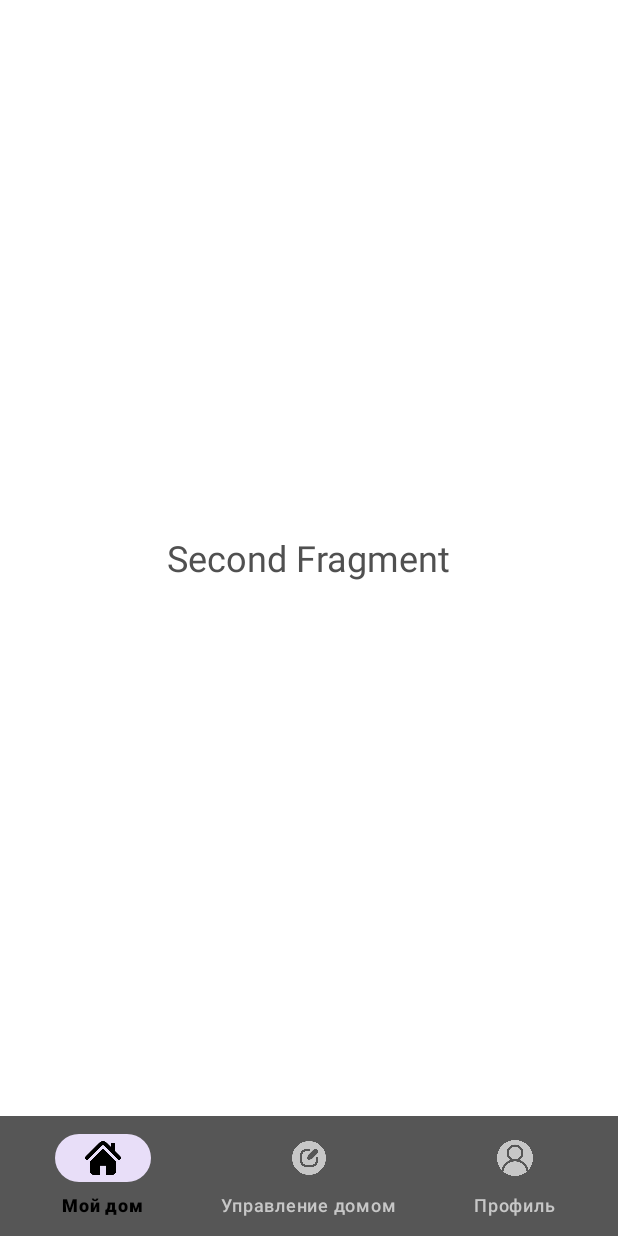
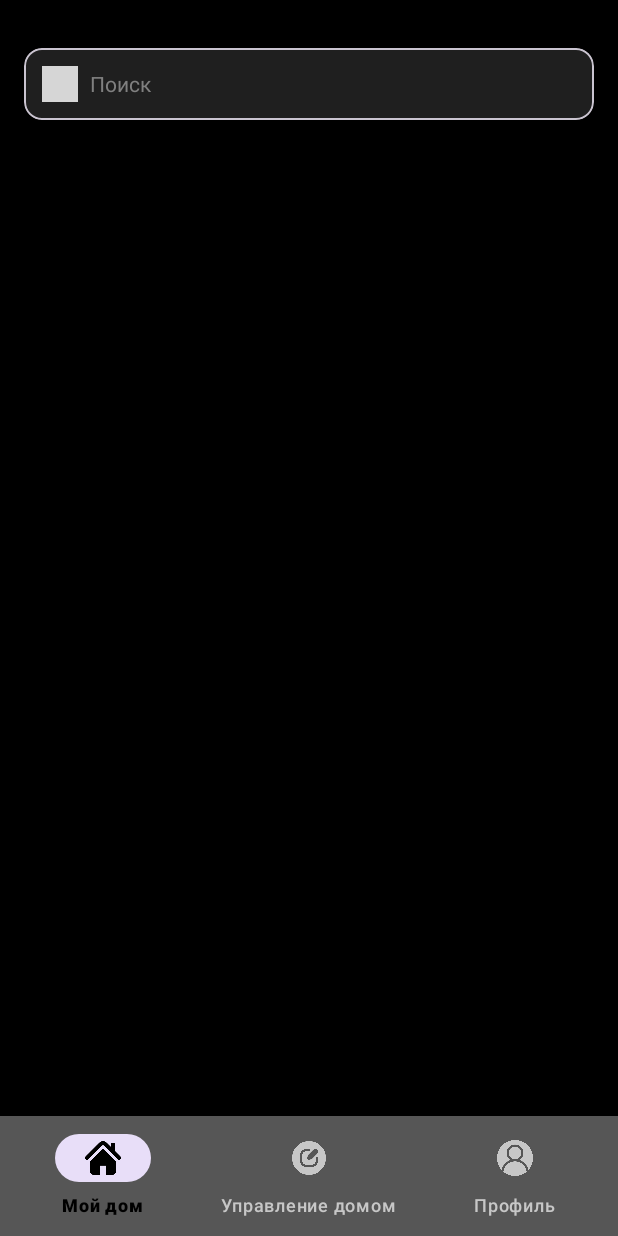
Before and after one commit to ryzhenkahvh/MTSHackaton, an Android app: the fragment ManagementFragment placed in its activity, on a phone screen of 412 x 824 dp. Run offline under Robolectric (Android 15) with nearby library versions, the phone set to English and light mode, and no system bars; 1 statement that could not run was skipped; grey boxes are pictures that could not be loaded.

Commit message:
New interface #2

```diff
--- a/app/src/main/res/layout/fragment_home.xml
+++ b/app/src/main/res/layout/fragment_home.xml
@@ -37,7 +37,7 @@
                 android:layout_height="wrap_content"
                 android:layout_marginStart="16dp"
                 app:cardCornerRadius="16dp"
-                app:cardBackgroundColor="#6200EE">
+                app:cardBackgroundColor="@color/navBackground">
 
                 <TextView
                     android:layout_width="wrap_content"
@@ -111,7 +111,7 @@
                         android:layout_marginEnd="8dp"
                         android:text="Кнопка 1"
                         android:textColor="@color/colorWhite"
-                        app:backgroundTint="#6200EE"/>
+                        app:backgroundTint="@color/navBackground"/>
 
                     <com.google.android.material.button.MaterialButton
                         android:layout_width="0dp"
@@ -120,7 +120,7 @@
                         android:layout_marginStart="8dp"
                         android:text="Кнопка 2"
                         android:textColor="@color/colorWhite"
-                        app:backgroundTint="#6200EE"/>
+                        app:backgroundTint="@color/navBackground"/>
                 </LinearLayout>
             </LinearLayout>
         </com.google.android.material.card.MaterialCardView>
--- a/app/src/main/res/layout/fragment_management.xml
+++ b/app/src/main/res/layout/fragment_management.xml
@@ -2,13 +2,44 @@
 <RelativeLayout xmlns:android="http://schemas.android.com/apk/res/android"
     android:layout_width="match_parent"
     android:layout_height="match_parent"
-    android:background="#FFFFFF">
+    xmlns:app="http://schemas.android.com/apk/res-auto"
+    android:background="@color/colorBlack">
 
-    <TextView
-        android:layout_width="wrap_content"
+    <LinearLayout
+        android:layout_width="match_parent"
         android:layout_height="wrap_content"
-        android:layout_centerInParent="true"
-        android:text="Second Fragment"
-        android:textSize="24sp"/>
+        android:orientation="vertical"
+        android:padding="16dp">
+
+    <!-- Поиск -->
+    <com.google.android.material.card.MaterialCardView
+        android:layout_width="match_parent"
+        android:layout_height="wrap_content"
+        android:layout_marginTop="16dp"
+        app:cardCornerRadius="12dp"
+        app:cardBackgroundColor="#1F1F1F">
+
+        <LinearLayout
+            android:layout_width="match_parent"
+            android:layout_height="wrap_content"
+            android:padding="12dp"
+            android:gravity="center_vertical">
+
+            <ImageView
+                android:layout_width="24dp"
+                android:layout_height="24dp"
+                android:src="@drawable/ic_search"
+                android:tint="@color/colorWhite"/>
+
+            <TextView
+                android:layout_width="match_parent"
+                android:layout_height="wrap_content"
+                android:layout_marginStart="8dp"
+                android:text="Поиск"
+                android:textColor="#808080"/>
+        </LinearLayout>
+    </com.google.android.material.card.MaterialCardView>
+
+    </LinearLayout>
 
 </RelativeLayout>
```
